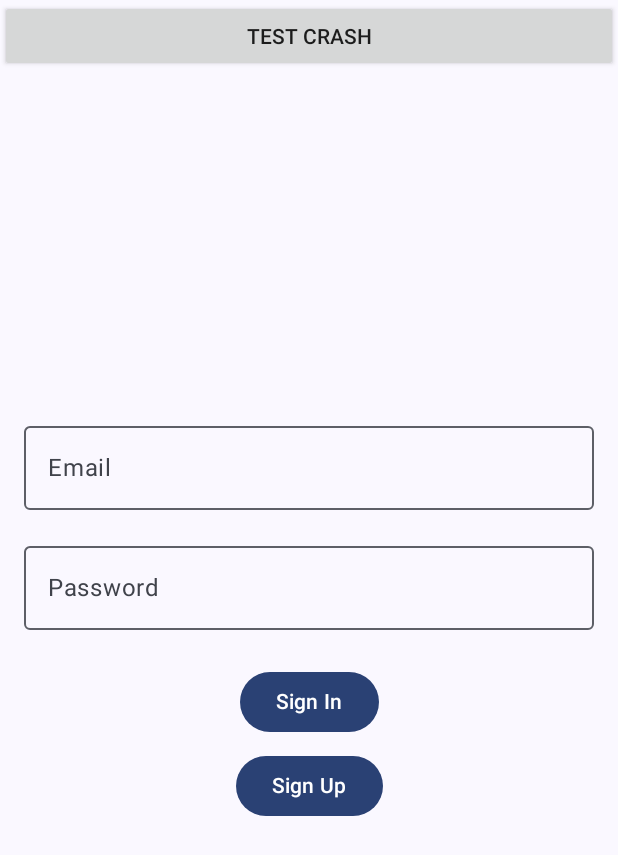
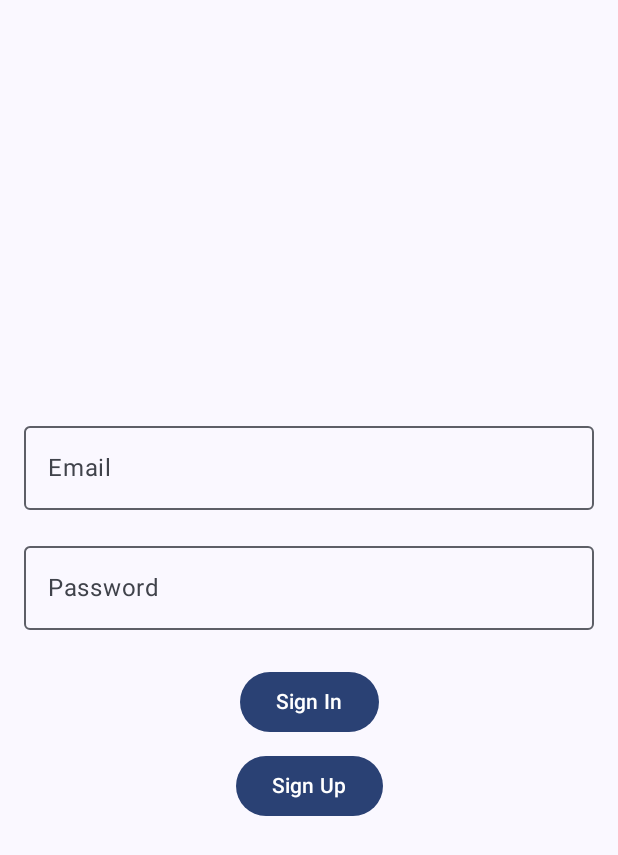
Before and after one commit to ahmetabdullahgultekin/SoftEdu, an Android app built with Jetpack Compose: the screen it shows after launch (MainActivity), on a phone screen of 412 x 824 dp. Shown: the top 855 px of the screen. Run offline under Robolectric (Android 15) with nearby library versions, the phone set to English and light mode, and no system bars; our stand-ins replace Firebase (no records; nobody signed in at launch, a user with empty details on screens opened directly).

```diff
--- a/app/src/main/java/com/gultekinahmetabdullah/softedu/MainActivity.kt
+++ b/app/src/main/java/com/gultekinahmetabdullah/softedu/MainActivity.kt
@@ -25,15 +25,6 @@ MainActivity : ComponentActivity() {
                     modifier = Modifier.fillMaxSize(),
                     //color = MaterialTheme.colorScheme.background
                 ) {
-                    val crashButton = android.widget.Button(this)
-                    crashButton.text = "Test Crash"
-                    crashButton.setOnClickListener {
-                        throw RuntimeException("Test Crash") // Force a crash
-                    }
-
-                    addContentView(crashButton, ViewGroup.LayoutParams(
-                        ViewGroup.LayoutParams.MATCH_PARENT,
-                        ViewGroup.LayoutParams.WRAP_CONTENT))
                     MainView()
                 }
             }
```
Also changed, not shown: app/src/main/java/com/gultekinahmetabdullah/softedu/FirebaseMessagingService.kt (+0 -7 lines).
